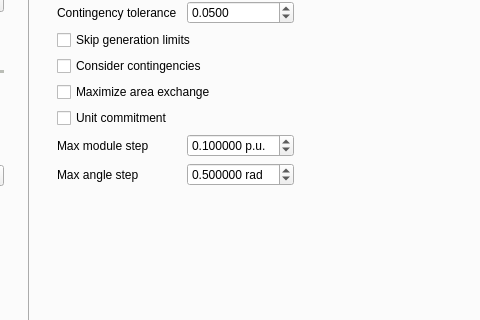
Old version of the form src/GridCal/Gui/Main/MainWindow.ui in the repository SanPen/GridCal; both pictures show x 191 to 671 and y 282 to 602 of the 1267 by 789 pixel window.
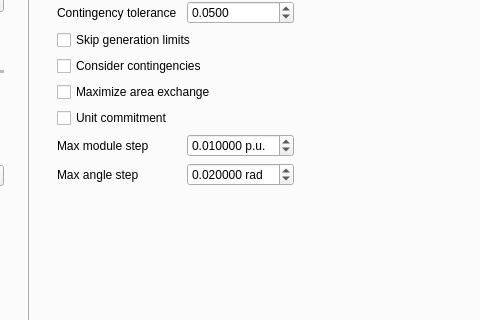
New version of the form. The open tabs and pages were chosen to show the change. Icons and pictures are not drawn.

What changed in the file:
```diff
--- a/src/GridCal/Gui/Main/MainWindow.ui
+++ b/src/GridCal/Gui/Main/MainWindow.ui
@@ -4233,7 +4233,7 @@
                      <double>0.010000000000000</double>
                     </property>
                     <property name="value">
-                     <double>0.100000000000000</double>
+                     <double>0.010000000000000</double>
                     </property>
                    </widget>
                   </item>
@@ -4338,7 +4338,7 @@
                      <double>0.010000000000000</double>
                     </property>
                     <property name="value">
-                     <double>0.500000000000000</double>
+                     <double>0.020000000000000</double>
                     </property>
                    </widget>
                   </item>
```
